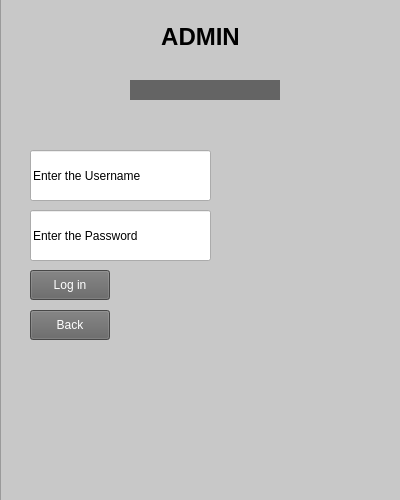
Above: code/Staging_Environment/Recovered/Staging_Environment_Recorverd/adminstrator.ui from muazzamaqeel/Software-Project-CTS-5 before the change. Below: the same form after it.
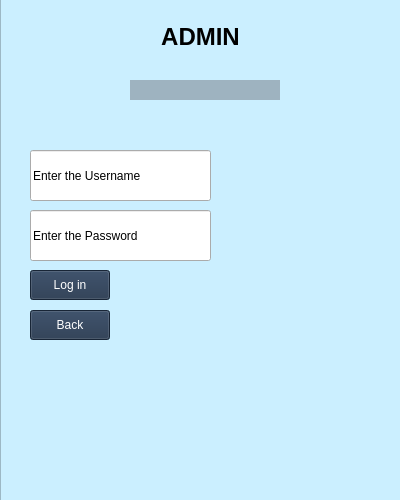
That is the form after the change. Icons and pictures are not drawn.

Commit message: color design

The edit to the form file:
```diff
--- a/code/Staging_Environment/Recovered/Staging_Environment_Recorverd/adminstrator.ui
+++ b/code/Staging_Environment/Recovered/Staging_Environment_Recorverd/adminstrator.ui
@@ -48,7 +48,7 @@
     </property>
     <property name="styleSheet">
      <string notr="true">QTextBrowser {
-background-color: rgb(200, 200, 200);
+background-color: rgb(203, 239, 255);
 color: black;
 }</string>
     </property>
@@ -84,7 +84,7 @@
     </property>
     <property name="styleSheet">
      <string notr="true">QPushButton {
-background-color: rgb(100, 100, 100);
+background-color: #22344C;
 color: rgb(255, 255, 255)
 }</string>
     </property>
@@ -106,7 +106,7 @@
     </property>
     <property name="styleSheet">
      <string notr="true">QPushButton {
-background-color: rgb(100, 100, 100);
+background-color: #22344C;
 color: rgb(255, 255, 255)
 }</string>
     </property>
@@ -137,7 +137,7 @@
     </property>
     <property name="styleSheet">
      <string notr="true">QLabel {
-background-color: rgb(100, 100, 100);
+background-color: #9EB3C0;
 color: white;
 }</string>
     </property>
```
The commit also changes 2 other files.
